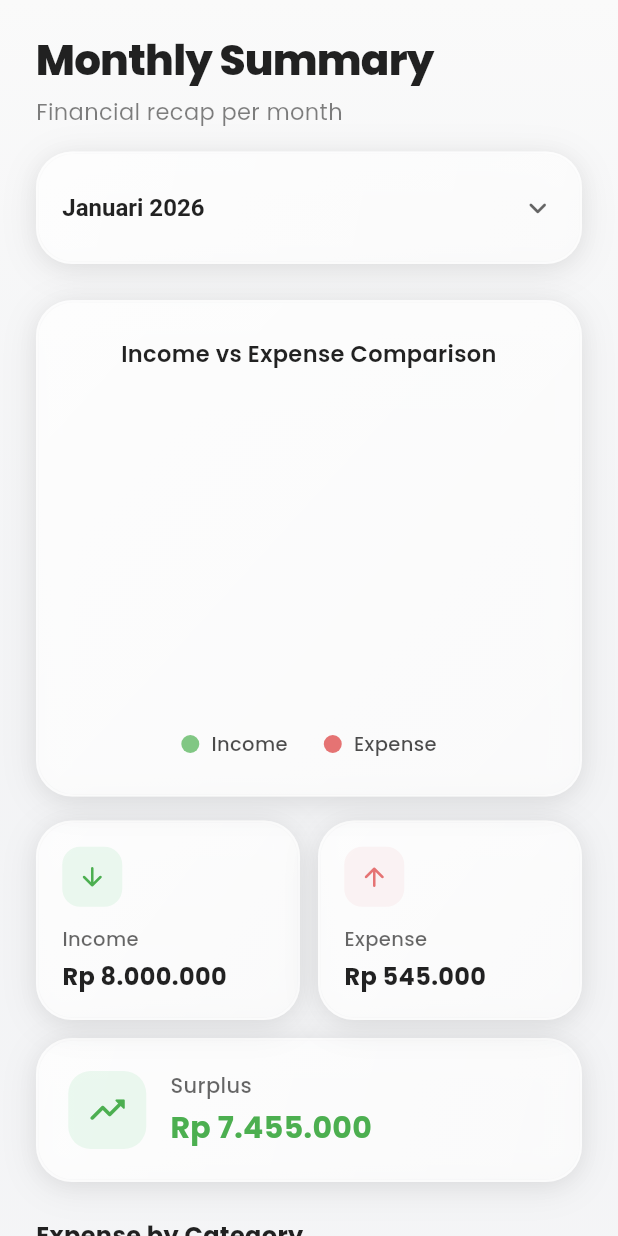
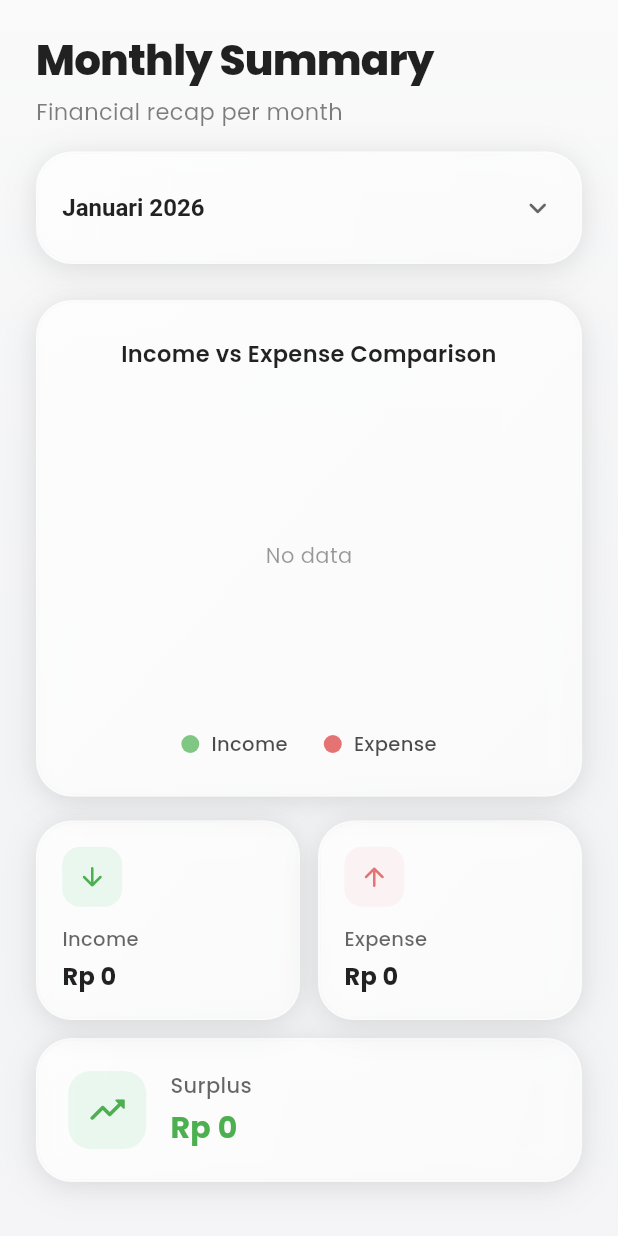
Before and after one commit to alyadwdr/keu_app, a Flutter app: the SummaryScreen screen opened by its route, on a phone screen of 412 x 824 dp. Run offline on Flutter 3.47's test engine with Material 3 defaults, Android fonts, the phone set to English and light mode, and no system bars; drawn by our look-alikes of fl_chart; our stand-ins replace cloud_firestore, firebase_core, go_router, google_fonts; accounts and stored records are empty.

Commit message:
integrate firebase firestore for transaction data

```diff
--- a/lib/models/transaction.dart
+++ b/lib/models/transaction.dart
@@ -1,14 +1,15 @@
-/// Model untuk menyimpan data transaksi keuangan
-class Transaction {
+import 'package:cloud_firestore/cloud_firestore.dart';
+
+class TransactionModel {
   final String id;
-  final String title; // Nama transaksi
-  final double amount; // Nominal
-  final TransactionType type; // Pemasukan atau Pengeluaran
-  final TransactionCategory category; // Kategori
-  final DateTime date; // Tanggal transaksi
-  final String? note; // Catatan opsional
+  final String title;
+  final double amount;
+  final TransactionType type;
+  final TransactionCategory category;
+  final DateTime date;
+  final String? note;
 
-  Transaction({
+  TransactionModel({
     required this.id,
     required this.title,
     required this.amount,
@@ -18,8 +19,7 @@ class Transaction {
     this.note,
   });
 
-  /// Copy with method untuk memudahkan update
-  Transaction copyWith({
+  TransactionModel copyWith({
     String? id,
     String? title,
     double? amount,
@@ -28,7 +28,7 @@ class Transaction {
     DateTime? date,
     String? note,
   }) {
-    return Transaction(
+    return TransactionModel(
       id: id ?? this.id,
       title: title ?? this.title,
       amount: amount ?? this.amount,
@@ -38,15 +38,45 @@ class Transaction {
       note: note ?? this.note,
     );
   }
+
+  // Convert to Firestore
+  Map<String, dynamic> toFirestore() {
+    return {
+      'title': title,
+      'amount': amount,
+      'type': type.name,
+      'category': category.name,
+      'date': Timestamp.fromDate(date),
+      'note': note,
+    };
+  }
+
+  // Convert from Firestore
+  factory TransactionModel.fromFirestore(DocumentSnapshot doc) {
+    final data = doc.data() as Map<String, dynamic>;
+    return TransactionModel(
+      id: doc.id,
+      title: data['title'] ?? '',
+      amount: (data['amount'] ?? 0).toDouble(),
+      type: TransactionType.values.firstWhere(
+        (e) => e.name == data['type'],
+        orElse: () => TransactionType.expense,
+      ),
+      category: TransactionCategory.values.firstWhere(
+        (e) => e.name == data['category'],
+        orElse: () => TransactionCategory.others,
+      ),
+      date: (data['date'] as Timestamp).toDate(),
+      note: data['note'],
+    );
+  }
 }
 
-/// Enum untuk tipe transaksi
 enum TransactionType {
-  income, // Pemasukan
-  expense, // Pengeluaran
+  income,
+  expense,
 }
 
-/// Enum untuk kategori transaksi
 enum TransactionCategory {
   food,
   transport,
@@ -58,7 +88,6 @@ enum TransactionCategory {
   others,
 }
 
-/// Extension untuk mendapatkan label kategori
 extension TransactionCategoryExtension on TransactionCategory {
   String get label {
     switch (this) {
--- a/lib/screens/home_screen.dart
+++ b/lib/screens/home_screen.dart
@@ -371,7 +371,7 @@ class HomeScreenState extends State<HomeScreen> with SingleTickerProviderStateMi
     );
   }
 
-  Widget _buildTransactionCard(Transaction tx, BuildContext context) {
+  Widget _buildTransactionCard(TransactionModel tx, BuildContext context) {
     final isIncome = tx.type == TransactionType.income;
 
     return GestureDetector(
--- a/pubspec.yaml
+++ b/pubspec.yaml
@@ -28,6 +28,10 @@ dependencies:
   # Routing
   go_router: ^14.1.0
 
+  # Firebase
+  firebase_core: ^2.24.0
+  cloud_firestore: ^4.13.0
+
 dev_dependencies:
   flutter_test:
     sdk: flutter
```
Also changed, not shown: lib/main.dart (+5 -7 lines), lib/providers/transaction_provider.dart (+74 -138 lines), lib/screens/transactions_screen.dart (+5 -20 lines), lib/widgets/add_transaction_sheet.dart (+3 -17 lines), pubspec.lock, 6 other files.
